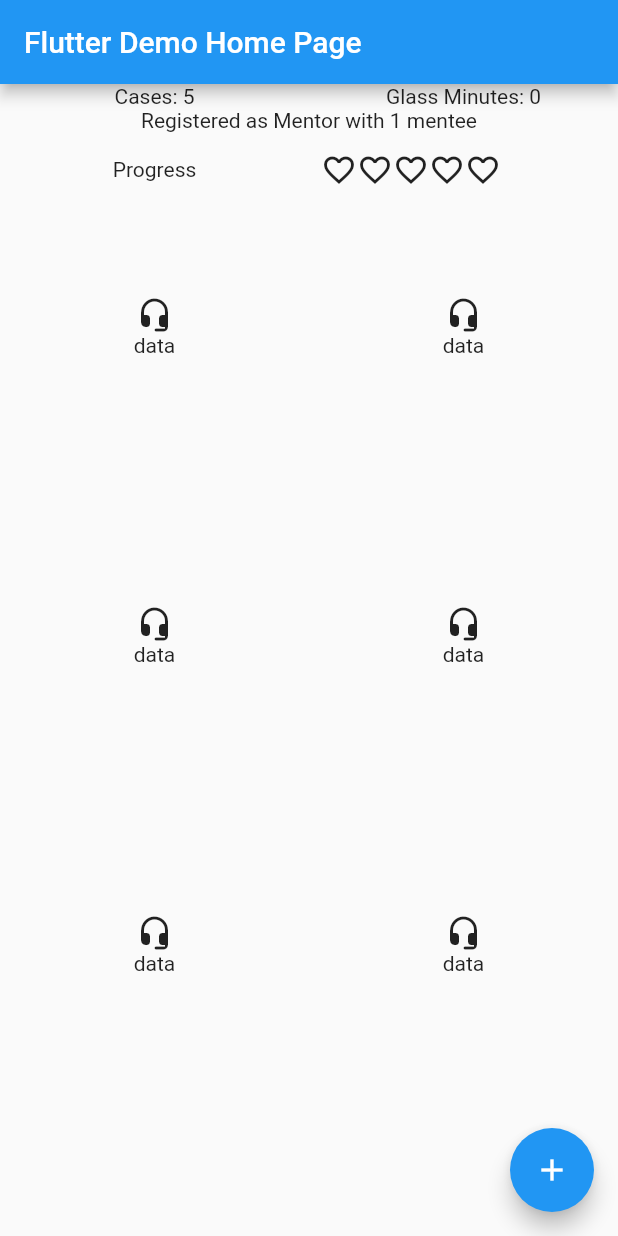
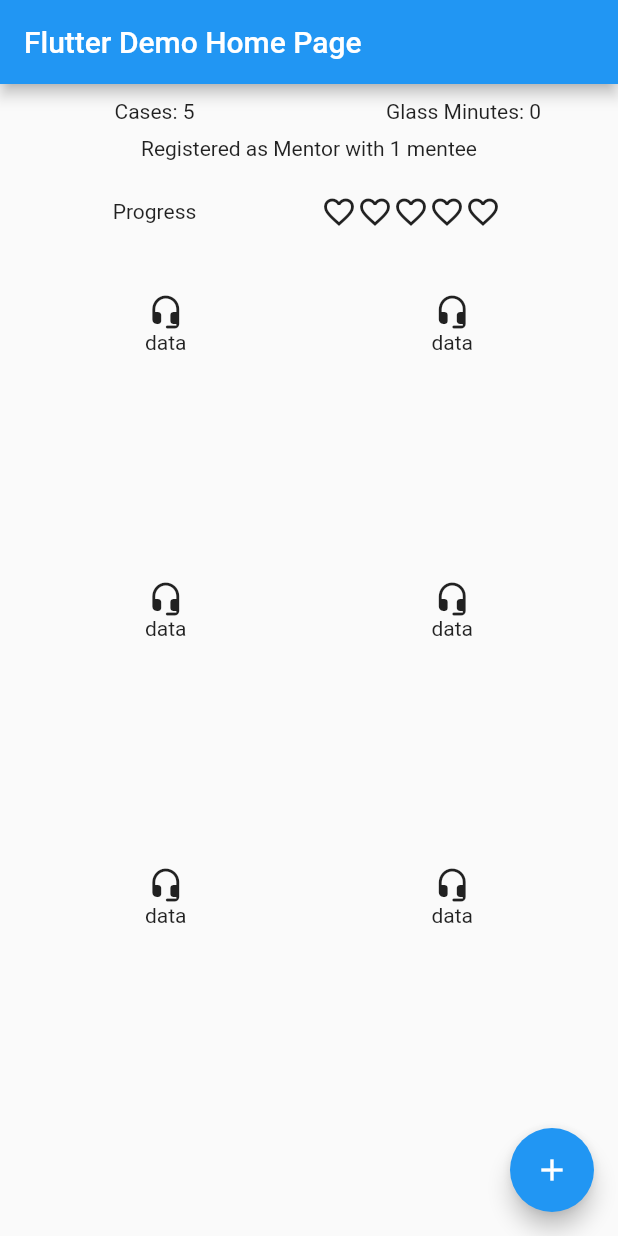
Before and after one commit to rhausman/pocket-doc, a Flutter app: the screen it shows after launch, on a phone screen of 412 x 824 dp. Run offline on Flutter 3.47's test engine with Material 2 defaults, Android fonts, the phone set to English and light mode, and no system bars.

Commit message:
Better Spacing

```diff
--- a/lib/main.dart
+++ b/lib/main.dart
@@ -102,7 +102,11 @@ class _MyHomePageState extends State<MyHomePage> {
 
   Widget OptionMenu() {
     return GridView.count(
+        primary: false,
         crossAxisCount: 2,
+        padding: const EdgeInsets.all(20),
+        crossAxisSpacing: 10,
+        mainAxisSpacing: 10,
         children: List.generate(6, (index) {
           return Center(
               child: Column(
@@ -131,9 +135,12 @@ class _MyHomePageState extends State<MyHomePage> {
           child: Column(
               mainAxisAlignment: MainAxisAlignment.spaceBetween,
               children: <Widget>[
-            DashboardStats(),
             Padding(
-              padding: const EdgeInsets.all(30.0),
+              padding: const EdgeInsets.all(5.0),
+            ),
+            SizedBox(height: 100, child: DashboardStats()),
+            Padding(
+              padding: const EdgeInsets.all(5.0),
             ),
             Flexible(child: OptionMenu())
           ])),
```
